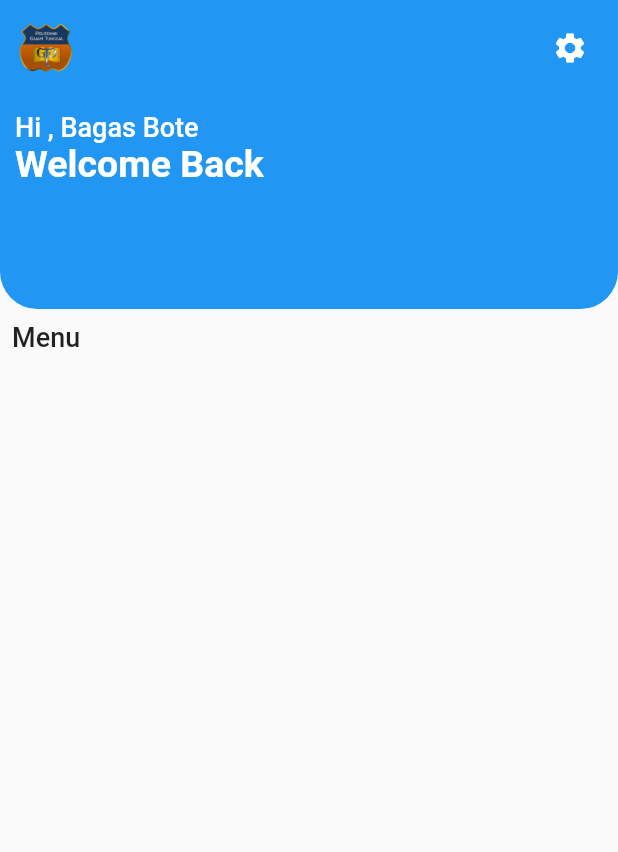
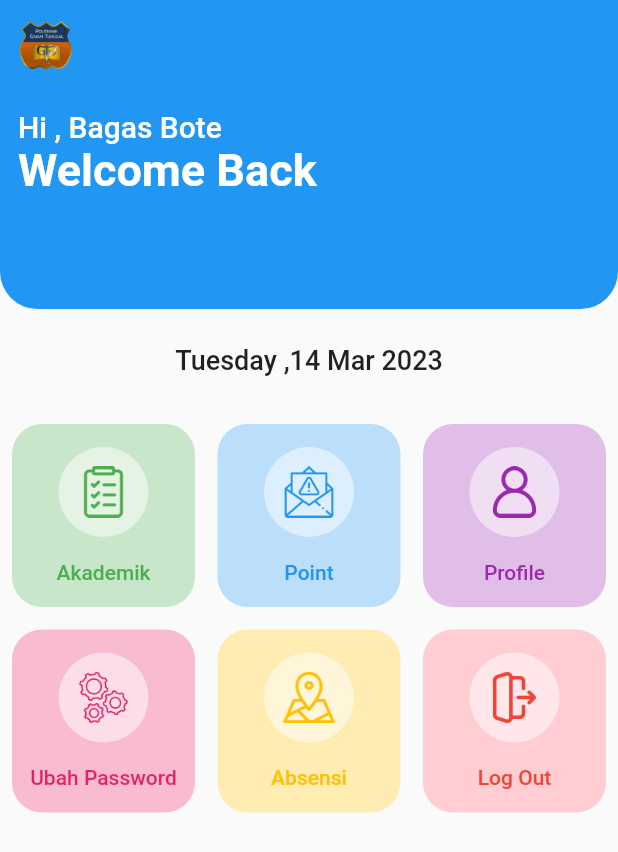
Before and after one commit to rafliyudistira/poltekgt_akademik, a Flutter app: the MainMenu screen opened by its route, on a phone screen of 412 x 824 dp. Shown: the top 852 px of the screen. Run offline on Flutter 3.47's test engine with Material 2 defaults, Android fonts, the phone set to English and light mode, and no system bars; our stand-ins replace go_router.

Commit message:
update mas

```diff
--- a/lib/screen/content/Home/content/profile/profilemhs.dart
+++ b/lib/screen/content/Home/content/profile/profilemhs.dart
@@ -1,11 +1,15 @@
-import 'package:flutter/src/widgets/container.dart';
-import 'package:flutter/src/widgets/framework.dart';
+import 'package:flutter/material.dart';
 
 class ProfileMHS extends StatelessWidget {
   const ProfileMHS({super.key});
 
   @override
   Widget build(BuildContext context) {
-    return Container();
+    return Scaffold(
+      appBar: AppBar(title: Text('Profile')),
+      body: Column(
+        children: [],
+      ),
+    );
   }
 }
--- a/lib/screen/content/Home/mainmenu.dart
+++ b/lib/screen/content/Home/mainmenu.dart
@@ -1,9 +1,10 @@
 import 'package:flutter/material.dart';
-import 'package:flutter/src/widgets/container.dart';
-import 'package:flutter/src/widgets/framework.dart';
+import 'package:intl/intl.dart';
 
 class MainMenu extends StatelessWidget {
-  const MainMenu({super.key});
+  MainMenu({super.key});
+
+  String dateNow = DateFormat('EEEE ,dd MMM yyyy').format(DateTime.now());
 
   @override
   Widget build(BuildContext context) {
@@ -11,7 +12,7 @@ class MainMenu extends StatelessWidget {
       body: Column(
         children: [
           Expanded(
-              flex: 1,
+              flex: 3,
               child: Container(
                 width: MediaQuery.of(context).size.width,
                 decoration: BoxDecoration(
@@ -25,33 +26,27 @@ class MainMenu extends StatelessWidget {
                     Padding(
                       padding: const EdgeInsets.all(8.0),
                       child: Row(
-                        mainAxisAlignment: MainAxisAlignment.spaceBetween,
+                        mainAxisAlignment: MainAxisAlignment.start,
                         children: [
                           Image.asset('assets/image/poltekgt.png', scale: 5),
-                          IconButton(
-                              onPressed: () {},
-                              icon: Icon(
-                                Icons.settings,
-                                color: Colors.white,
-                              ))
                         ],
                       ),
                     ),
                     Padding(
-                      padding: const EdgeInsets.all(10.0),
+                      padding: const EdgeInsets.all(12.0),
                       child: Column(
                         mainAxisAlignment: MainAxisAlignment.center,
                         crossAxisAlignment: CrossAxisAlignment.start,
                         children: [
                           Text('Hi , Bagas Bote',
                               style: TextStyle(
-                                  fontSize: 18,
+                                  fontSize: 20,
                                   fontWeight: FontWeight.w500,
                                   color: Colors.white)),
                           Text(
                             'Welcome Back',
                             style: TextStyle(
-                                fontSize: 25,
+                                fontSize: 30,
                                 fontWeight: FontWeight.bold,
                                 color: Colors.white),
                           )
@@ -62,26 +57,118 @@ class MainMenu extends StatelessWidget {
                 ),
               )),
           Expanded(
-              flex: 3,
-              child: Column(
-                children: [
-                  Padding(
-                    padding: const EdgeInsets.all(8.0),
-                    child: Row(
-                      mainAxisAlignment: MainAxisAlignment.start,
-                      children: [
-                        Text(
-                          'Menu',
-                          style: TextStyle(
-                              fontWeight: FontWeight.w500, fontSize: 18),
-                        ),
-                      ],
-                    ),
+              flex: 1,
+              child: Padding(
+                padding: const EdgeInsets.all(8.0),
+                child: Center(
+                  child: Text(
+                    dateNow.toString(),
+                    style: TextStyle(fontWeight: FontWeight.w500, fontSize: 18),
                   ),
-                ],
+                ),
               )),
+          Expanded(
+            flex: 8,
+            child: Container(
+                child: Padding(
+              padding: const EdgeInsets.all(8.0),
+              child: ListMenu(),
+            )),
+          )
         ],
       ),
     );
   }
 }
+
+class ListMenu extends StatelessWidget {
+  const ListMenu({super.key});
+
+  @override
+  Widget build(BuildContext context) {
+    return Container(
+      child: GridView.builder(
+        itemCount: menuList.length,
+        scrollDirection: Axis.vertical,
+        gridDelegate: SliverGridDelegateWithFixedCrossAxisCount(
+            crossAxisCount: 3, crossAxisSpacing: 15, mainAxisSpacing: 15),
+        itemBuilder: (context, index) {
+          return Container(
+            decoration: BoxDecoration(
+              borderRadius: BorderRadius.circular(20),
+              color: menuList[index].color,
+            ),
+            child: Column(
+              mainAxisAlignment: MainAxisAlignment.spaceEvenly,
+              children: [
+                CircleAvatar(
+                  backgroundColor: Colors.white.withOpacity(0.5),
+                  radius: 30,
+                  child: Center(
+                      child: Image.asset(
+                    'assets/image/${menuList[index].image}',
+                    scale: 15,
+                    color: menuList[index].t_color,
+                  )),
+                ),
+                Text(
+                  menuList[index].title,
+                  style: TextStyle(
+                      fontWeight: FontWeight.w500,
+                      color: menuList[index].t_color),
+                  overflow: TextOverflow.clip,
+                  textAlign: TextAlign.center,
+                )
+              ],
+            ),
+          );
+        },
+      ),
+    );
+  }
+}
+
+class Menu {
+  final String title;
+  final Color color;
+  final Color t_color;
+  final String image;
+  const Menu(
+      {required this.title,
+      required this.color,
+      required this.t_color,
+      required this.image});
+}
+
+List<Menu> menuList = <Menu>[
+  Menu(
+      title: 'Akademik',
+      color: Colors.green.shade100,
+      t_color: Colors.green,
+      image: 'akademik.png'),
+  Menu(
+      title: 'Point',
+      color: Colors.blue.shade100,
+      t_color: Colors.blue,
+      image: 'spam.png'),
+  Menu(
+      title: 'Profile',
+      color: Colors.purple.shade100,
+      t_color: Colors.purple,
+      image: 'profile.png'),
+  Menu(
+      title: 'Ubah Password',
+      color: Colors.pink.shade100,
+      t_color: Colors.pink,
+      image: 'setting.png'),
+  Menu(
+      title: 'Absensi',
+      color: Colors.amber.shade100,
+      t_color: Colors.amber,
+      image: 'map.png'),
+  Menu(
+      title: 'Log Out',
+      color: Colors.red.shade100,
+      t_color: Colors.red,
+      image: 'logout.png'),
+];
--- a/lib/screen/route/routing.dart
+++ b/lib/screen/route/routing.dart
@@ -7,6 +7,9 @@ class AppRoute {
     GoRoute(
         path: "/login", name: 'login', builder: (context, state) => LoginMHS()),
     GoRoute(
-        path: '/home', name: 'home', builder: (context, state) => MainMenu())
+      path: '/home',
+      name: 'home',
+      builder: (context, state) => MainMenu(),
+    )
   ], initialLocation: "/login", routerNeglect: true);
 }
--- a/pubspec.yaml
+++ b/pubspec.yaml
@@ -32,6 +32,7 @@ dependencies:
   flutter:
     sdk: flutter
   go_router: ^6.2.0
+  intl: ^0.18.0
 
   # The following adds the Cupertino Icons font to your application.
   # Use with the CupertinoIcons class for iOS style icons.
```
Also changed, not shown: assets/image/akademik.png (added), assets/image/logout.png (added), assets/image/map.png (added), assets/image/profile.png (added), assets/image/setting.png (added), assets/image/spam.png (added), pubspec.lock.
